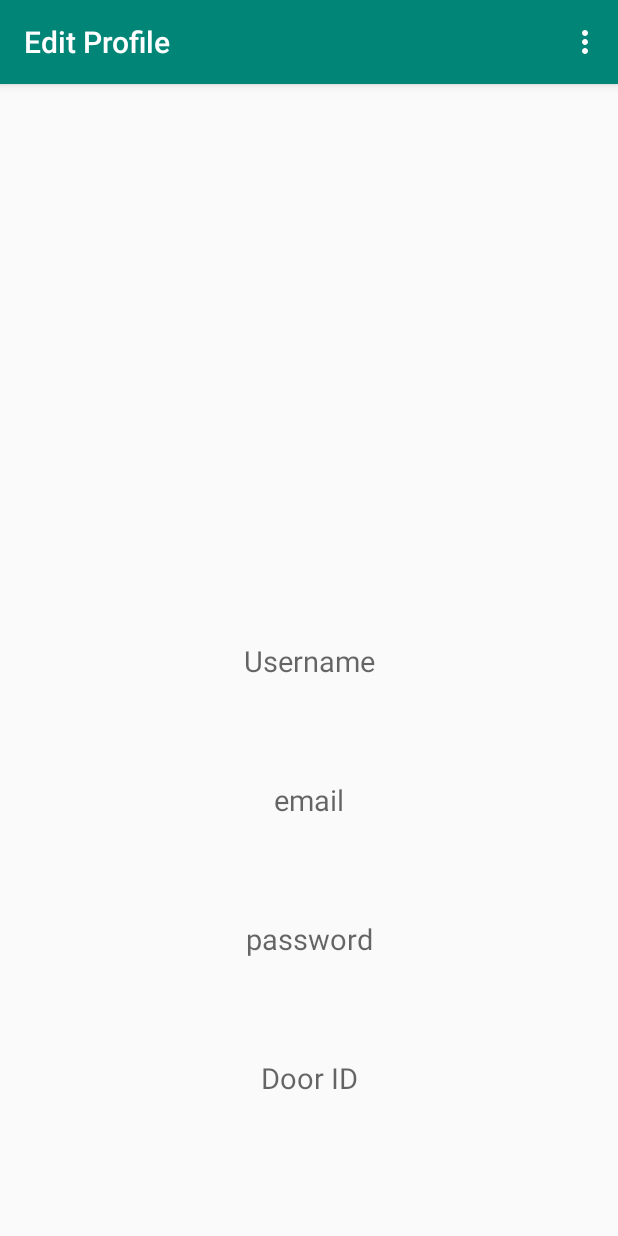
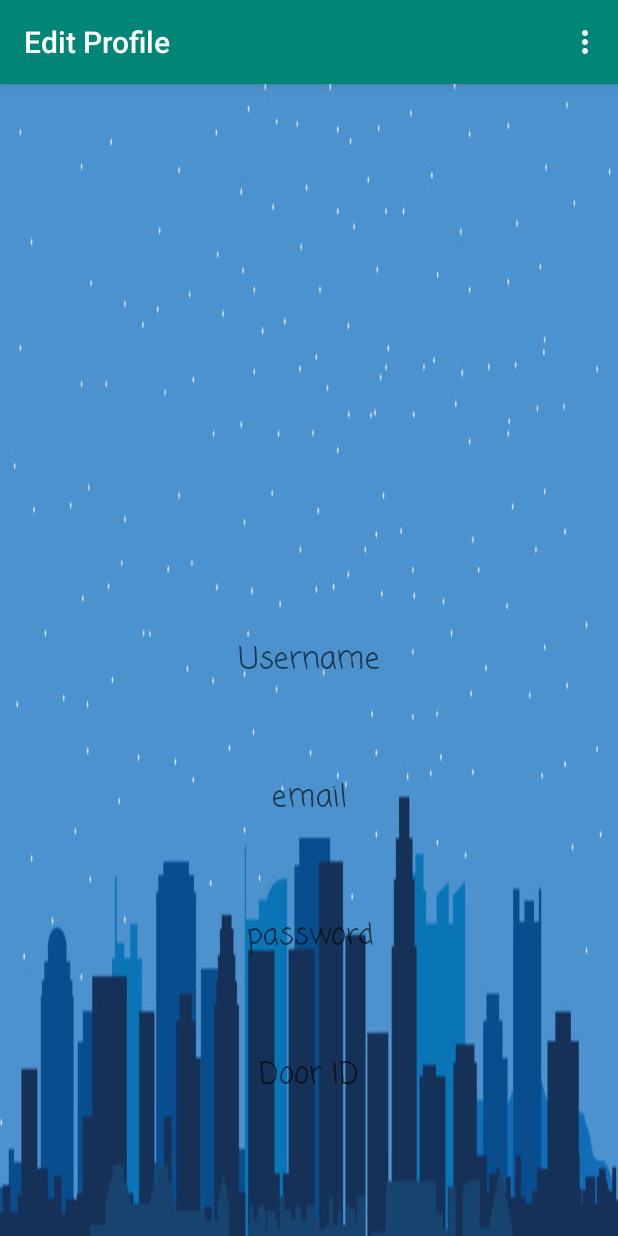
Before and after one commit to tomilashy/Open-sesame, an Android app: the ProfileActivity screen opened directly, with no data from a screen before it, on a phone screen of 412 x 824 dp. Run offline under Robolectric (Android 15) with nearby library versions, the phone set to English and light mode, and no system bars; our stand-ins replace Firebase (no records; nobody signed in at launch, a user with empty details on screens opened directly), Picasso; libraries missing offline, so code that uses them is left out: com.github.siyamed.shapeimageview; plain views replace CircularImageView; 1 statement that could not run was skipped.

Commit message:
Sorted Images in History
-Added theme and better display for components in History
-Added theme and better display for components in Edit Profile
-Sorted images according to the date they were taken
-Minor refactoring

```diff
--- a/Programming/app/src/main/java/com/project/coen_elec_390/ProfileActivity.java
+++ b/Programming/app/src/main/java/com/project/coen_elec_390/ProfileActivity.java
@@ -7,7 +7,6 @@ import android.os.Bundle;
 import android.text.TextUtils;
 import android.util.Log;
 import android.util.Patterns;
-import android.view.Gravity;
 import android.view.Menu;
 import android.view.MenuInflater;
 import android.view.MenuItem;
@@ -16,8 +15,10 @@ import android.widget.Button;
 import android.widget.EditText;
 import android.widget.TextView;
 import android.widget.Toast;
+
 import androidx.annotation.NonNull;
 import androidx.appcompat.app.AppCompatActivity;
+
 import com.github.siyamed.shapeimageview.CircularImageView;
 import com.google.android.gms.tasks.OnCompleteListener;
 import com.google.android.gms.tasks.OnFailureListener;
@@ -33,6 +34,7 @@ import com.google.firebase.storage.StorageReference;
 import com.google.firebase.storage.StorageTask;
 import com.google.firebase.storage.UploadTask;
 import com.squareup.picasso.Picasso;
+
 import java.util.ArrayList;
 import java.util.List;
 
--- a/Programming/app/src/main/res/layout/activity_login.xml
+++ b/Programming/app/src/main/res/layout/activity_login.xml
@@ -39,7 +39,7 @@
         app:layout_constraintVertical_bias="0.5"/>
 
     <Button
-        style="@style/Login_Sign_Up_Buttons"
+        style="@style/Small_Buttons"
         android:id="@+id/login"
         android:text="Log In"
         app:layout_constraintBottom_toBottomOf="parent"
@@ -50,7 +50,7 @@
         app:layout_constraintVertical_bias="0.75"/>
 
     <Button
-        style="@style/Login_Sign_Up_Buttons"
+        style="@style/Small_Buttons"
         android:id="@+id/lSignUp"
         android:text="Sign Up"
         app:layout_constraintBottom_toBottomOf="parent"
--- a/Programming/app/src/main/res/layout/activity_profile.xml
+++ b/Programming/app/src/main/res/layout/activity_profile.xml
@@ -6,6 +6,7 @@
     android:searchSuggestSelection=" ?"
     android:layout_width="match_parent"
     android:layout_height="match_parent"
+    android:background="@drawable/blue_city"
     tools:context=".ProfileActivity">
 
     <com.github.siyamed.shapeimageview.CircularImageView
@@ -19,13 +20,13 @@
         app:siBorderWidth="3dp" />
 
     <TextView
+        style="@style/MediumText"
         android:id="@+id/text_user"
         android:layout_width="250dp"
         android:layout_height="wrap_content"
         android:ems="10"
         android:hint="Username"
         android:inputType="textEmailAddress"
-        android:textSize="19dp"
         android:gravity="center"
         app:layout_constraintBottom_toBottomOf="parent"
         app:layout_constraintHorizontal_bias="0.5"
@@ -35,6 +36,7 @@
         app:layout_constraintVertical_bias="0.5" />
 
     <EditText
+        style="@style/MediumText"
         android:id="@+id/edit_email"
         android:layout_width="250dp"
         android:layout_height="wrap_content"
@@ -52,6 +54,7 @@
         app:layout_constraintVertical_bias="0.625" />
 
     <EditText
+        style="@style/MediumText"
         android:id="@+id/edit_password"
         android:layout_width="250dp"
         android:layout_height="wrap_content"
@@ -69,13 +72,13 @@
         app:layout_constraintVertical_bias="0.75" />
 
     <TextView
+        style="@style/MediumText"
         android:id="@+id/text_email"
         android:layout_width="250dp"
         android:layout_height="wrap_content"
         android:ems="10"
         android:hint="email"
         android:inputType="textEmailAddress"
-        android:textSize="19dp"
         android:gravity="center"
         app:layout_constraintBottom_toBottomOf="parent"
         app:layout_constraintHorizontal_bias="0.5"
@@ -85,6 +88,7 @@
         app:layout_constraintVertical_bias="0.625" />
 
     <TextView
+        style="@style/MediumText"
         android:id="@+id/text_password"
         android:layout_width="250dp"
         android:layout_height="wrap_content"
@@ -101,13 +105,13 @@
         app:layout_constraintVertical_bias="0.75" />
 
     <TextView
+        style="@style/MediumText"
         android:id="@+id/text_doorID"
         android:layout_width="250dp"
         android:layout_height="wrap_content"
         android:ems="10"
         android:hint="Door ID"
         android:inputType="number"
-        android:textSize="19dp"
         android:gravity="center"
         app:layout_constraintBottom_toBottomOf="parent"
         app:layout_constraintHorizontal_bias="0.5"
@@ -149,10 +153,11 @@
         app:layout_constraintGuide_percent="0.98" />
 
     <Button
+        style="@style/Small_Buttons"
         android:id="@+id/saveButton"
         android:layout_width="wrap_content"
         android:layout_height="wrap_content"
-        android:layout_marginBottom="12dp"
+        android:layout_marginBottom="15dp"
         android:text="Save"
         android:visibility="invisible"
         app:layout_constraintBottom_toTopOf="@+id/guideline11"
--- a/Programming/app/src/main/res/layout/activity_sign_up.xml
+++ b/Programming/app/src/main/res/layout/activity_sign_up.xml
@@ -80,7 +80,7 @@
         app:layout_constraintVertical_bias="0.9"/>
 
     <Button
-        style="@style/Login_Sign_Up_Buttons"
+        style="@style/Small_Buttons"
         android:id="@+id/signUp"
         android:text="Sign Up"
         app:layout_constraintBottom_toBottomOf="parent"
@@ -91,7 +91,7 @@
         app:layout_constraintVertical_bias="0.9"/>
 
     <Button
-        style="@style/Login_Sign_Up_Buttons"
+        style="@style/Small_Buttons"
         android:id="@+id/sLogin"
         android:text="Log In"
         app:layout_constraintBottom_toBottomOf="parent"
--- a/Programming/app/src/main/res/values/styles.xml
+++ b/Programming/app/src/main/res/values/styles.xml
@@ -25,13 +25,19 @@
         <item name="android:textSize">16dp</item>
     </style>
 
+    <style name="MediumText" parent="TextAppearance.AppCompat">
+        <item name="android:fontFamily">casual</item>
+        <item name="android:textColor">@color/blue</item>
+        <item name="android:textSize">20dp</item>
+    </style>
+
     <style name="Buttons" parent="Widget.AppCompat.Button">
         <item name="android:background">@color/colorPrimary</item>
         <item name="android:layout_width">350dp</item>
         <item name="android:layout_height">50dp</item>
     </style>
 
-    <style name="Login_Sign_Up_Buttons" parent="Widget.AppCompat.Button">
+    <style name="Small_Buttons" parent="Widget.AppCompat.Button">
         <item name="android:background">@color/colorPrimary</item>
         <item name="android:layout_width">150dp</item>
         <item name="android:layout_height">50dp</item>
```
Also changed, not shown: Programming/app/src/main/java/com/project/coen_elec_390/DisplayHistory.java (+34 -44 lines), Programming/app/src/main/java/com/project/coen_elec_390/ImageInfo.java (+45 -22 lines), Programming/app/src/main/java/com/project/coen_elec_390/MainActivity.java (+17 -9 lines), Programming/app/src/main/res/layout/activity_display_history.xml (+1 -7 lines), Programming/app/src/main/res/layout/image_item.xml (+10 -7 lines).
